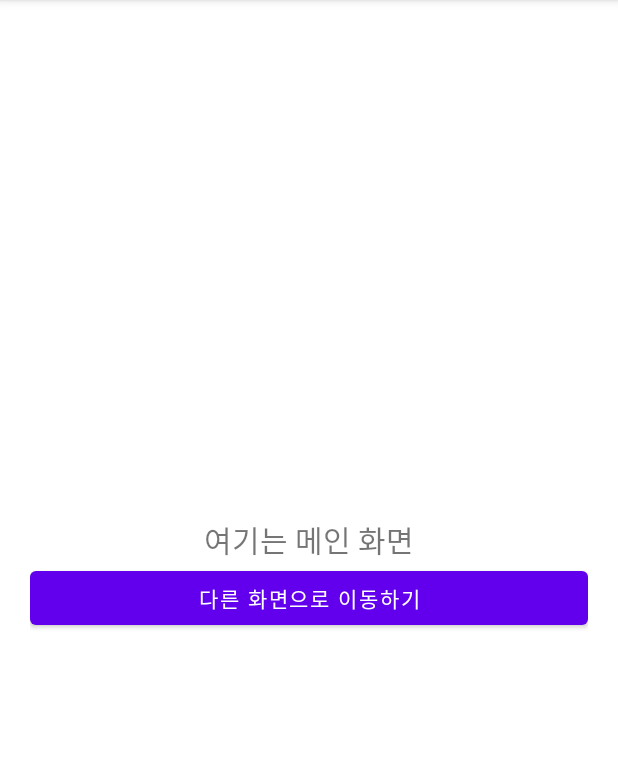
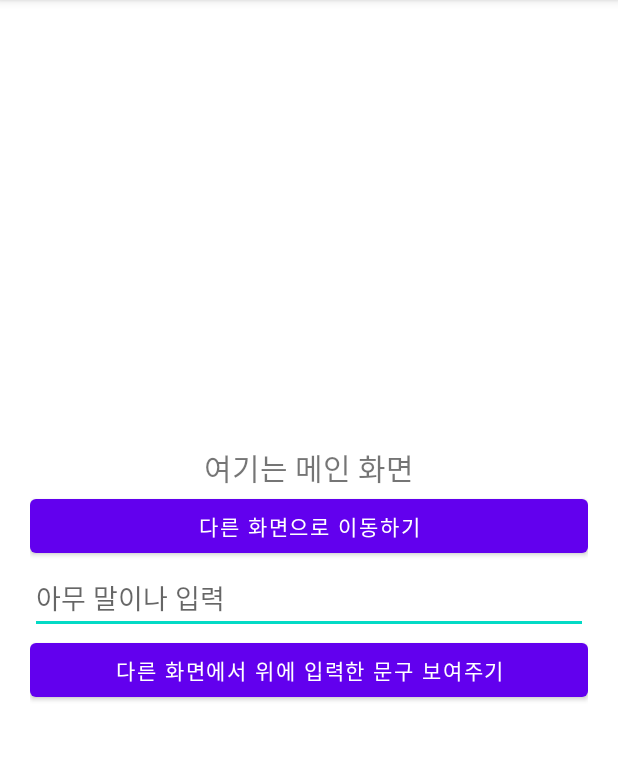
Before and after one commit to LycanJin/Intent_20220516, an Android app: the screen it shows after launch (MainActivity), on a phone screen of 412 x 824 dp, the part 84-845 px from its top. Run offline under Robolectric (Android 15) with nearby library versions, the phone set to English and light mode, and no system bars.

```diff
--- a/app/src/main/AndroidManifest.xml
+++ b/app/src/main/AndroidManifest.xml
@@ -9,6 +9,9 @@
         android:roundIcon="@mipmap/ic_launcher_round"
         android:supportsRtl="true"
         android:theme="@style/Theme.Intent_20220516">
+        <activity
+            android:name=".ViewMessageActivity"
+            android:exported="false" />
         <activity
             android:name=".OtherActivity"
             android:exported="false" />
--- a/app/src/main/res/layout/activity_main.xml
+++ b/app/src/main/res/layout/activity_main.xml
@@ -20,5 +20,17 @@
         android:layout_height="wrap_content"
         android:text="다른 화면으로 이동하기" />
 
+    <EditText
+        android:id="@+id/edt_message"
+        android:layout_width="match_parent"
+        android:layout_height="wrap_content"
+        android:hint="아무 말이나 입력" />
+
+    <Button
+        android:id="@+id/btn_send_message"
+        android:layout_width="match_parent"
+        android:layout_height="wrap_content"
+        android:text="다른 화면에서 위에 입력한 문구 보여주기" />
+
 
 </LinearLayout>
```
Also changed, not shown: app/src/main/java/com/asianaidt/edu/intent_20220516/MainActivity.kt (+12 -0 lines), app/src/main/java/com/asianaidt/edu/intent_20220516/ViewMessageActivity.kt (added, +19 -0 lines), app/src/main/res/layout/activity_view_message.xml (added, +16 -0 lines).
